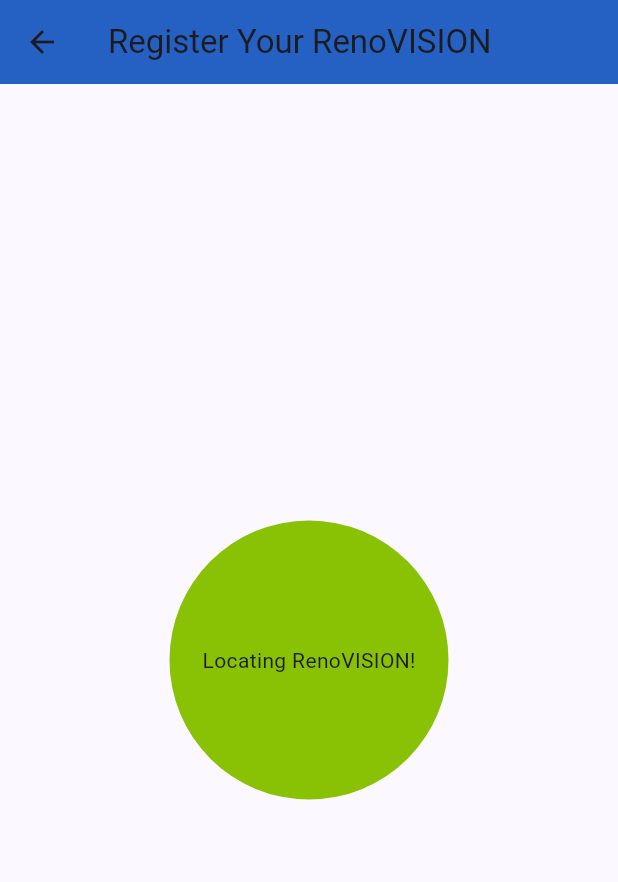
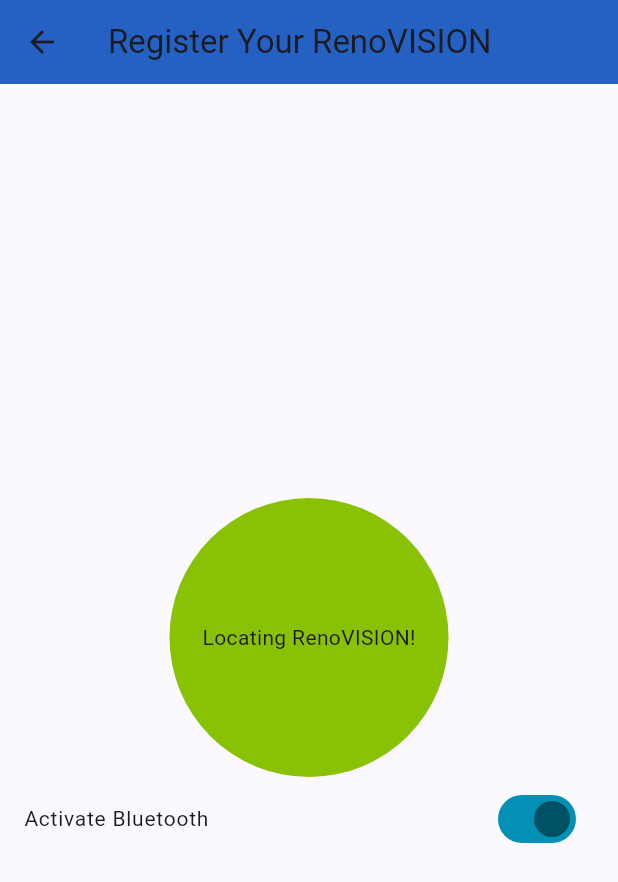
Before and after one commit to WhyNotCod/CollegeProjectApp, a Flutter app: the screen it shows after launch, after a tap on "Connect to Devices", on a phone screen of 412 x 824 dp. Shown: the top 882 px of the screen. Run offline on Flutter 3.47's test engine with Material 3 defaults, Android fonts, the phone set to English and light mode, and no system bars; our stand-ins replace flutter_blue_plus, permission_handler.

Commit message:
added bluetooth functionality

```diff
--- a/lib/device_reg.dart
+++ b/lib/device_reg.dart
@@ -2,6 +2,23 @@
 import 'package:flutter/material.dart';
 //import 'package:flutter_bluetooth_plus/flutter_bluetooth_plus.dart';
 import 'dart:async';
+import 'package:flutter_blue_plus/flutter_blue_plus.dart';
+import 'package:permission_handler/permission_handler.dart';
+
+Future getPermissions() async {
+  try {
+    await Permission.bluetooth.request();
+  } catch (e) {
+    print(e.toString());
+  }
+}
+
+//  @override
+//   void initState() {
+//   // TODO: implement initState
+//   super.initState();
+//   getPermissions();
+//   }
 
 class DevReg extends StatefulWidget {
   const DevReg({super.key});
@@ -15,10 +32,12 @@ class _DevRegState extends State<DevReg> {
   double _circleSize = 180.0;
   bool _isGrowing = true;
   Timer? _timer;
+  bool bluetoothState = false;
 
   @override
   void initState() {
     super.initState();
+    getPermissions(); //ask permission for BLE
     Timer.periodic(Duration(milliseconds: 800), (timer) {
       if (mounted) {
         setState(() {
@@ -52,7 +71,10 @@ class _DevRegState extends State<DevReg> {
         title: const Text('Register Your RenoVISION'),
       ),
       body: Center(
-        child: AnimatedContainer(
+        child: Column(
+          mainAxisAlignment: MainAxisAlignment.center,
+          children: [
+            AnimatedContainer(
               duration: Duration(seconds: 1),
               width: _circleSize,
               height: _circleSize,
@@ -65,11 +87,83 @@ class _DevRegState extends State<DevReg> {
                 child: Text(
                   'Locating RenoVISION!',
                 ),
-            )),
+              ),
+            ),
+            StreamBuilder(
+              stream: FlutterBluePlus.adapterState,
+              builder: (context, snapshot) {
+                if (snapshot.data != null) {
+                  if (snapshot.data == BluetoothAdapterState.on) {
+                    bluetoothState = true;
+                  } else if (snapshot.data == BluetoothAdapterState.off) {
+                    bluetoothState = false;
+                  }
+                  return Container(
+                    height: 30,
+                    child: SwitchListTile(
+                      activeColor: Color(0xFF015164),
+                      activeTrackColor: Color(0xFF0291B5),
+                      inactiveTrackColor: Colors.grey,
+                      inactiveThumbColor: Colors.white,
+                      selectedTileColor: Colors.red,
+                      title: Text(
+                        'Activate Bluetooth',
+                        style: TextStyle(fontSize: 14),
+                      ),
+                      value: bluetoothState,
+                      onChanged: (bool value) {
+                        setState(() {
+                          bluetoothState = !bluetoothState;
+                          if (value) {
+                            FlutterBluePlus.turnOn();
+                          } else {
+                            FlutterBluePlus.turnOff();
+                          }
+                        });
+                      },
+                    ),
+                  );
+                } else {
+                  return Container();
+                }
+              },
+            ),
+          ],
+        ),
       ),
     );
   }
 }
+
+
+//   @override
+//   Widget build(BuildContext context) {
+//     return Scaffold(
+//       appBar: AppBar(
+//         backgroundColor: const Color.fromARGB(255, 37, 97, 194),
+//         title: const Text('Register Your RenoVISION'),
+//       ),
+//       body: Center(
+//         child: AnimatedContainer(
+//             duration: Duration(seconds: 1),
+//             width: _circleSize,
+//             height: _circleSize,
+//             decoration: BoxDecoration(
+//               color: const Color.fromARGB(255, 137, 194, 4),
+//               shape: BoxShape.circle,
+//             ),
+//             child: Align(
+//               alignment: Alignment.center,
+//               child: Text(
+//                 'Locating RenoVISION!',
+//               ),
+//             )),
+
+//       ),
+
+//     );
+//   }
+// }
 
 // Future<void> connectToESP32() async {
 //   // Scan for available BLE devices
```
Also changed, not shown: pubspec.yaml (+8 -3 lines), pubspec.lock, 6 other files. Lines whose indentation alone changed are shown as unchanged.
